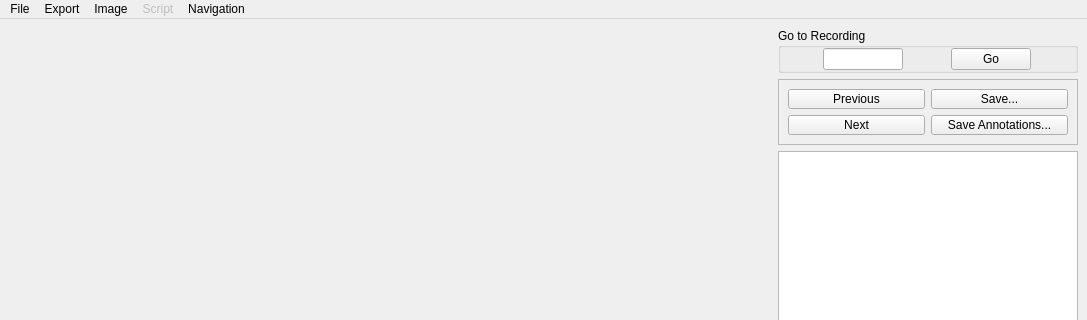
The window that src/patkit/gui/qt_annotator.ui (giuthas-publications/patkit) describes before a commit, drawn with Qt 5; both pictures show x 0 to 1087 and y 0 to 320 of the 1087 by 795 pixel window.
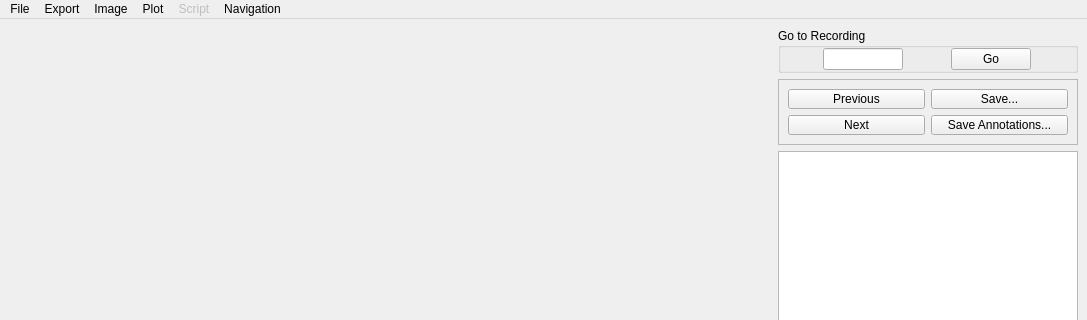
The same window after the commit.

Commit message: New plot menu for the kymography setup.

What changed in the file:
```diff
--- a/src/patkit/gui/qt_annotator.ui
+++ b/src/patkit/gui/qt_annotator.ui
@@ -300,6 +300,14 @@
      <string>Image</string>
     </property>
    </widget>
+   <widget class="QMenu" name="menu_plot">
+    <property name="enabled">
+     <bool>true</bool>
+    </property>
+    <property name="title">
+     <string>Plot</string>
+    </property>
+   </widget>
    <widget class="QMenu" name="menu_script">
     <property name="enabled">
      <bool>false</bool>
@@ -333,6 +341,7 @@
    <addaction name="menu_file"/>
    <addaction name="menu_export"/>
    <addaction name="menu_image"/>
+   <addaction name="menu_plot"/>
    <addaction name="menu_script"/>
    <addaction name="menu_navigation"/>
   </widget>
```
The commit also changes 1 other file.
